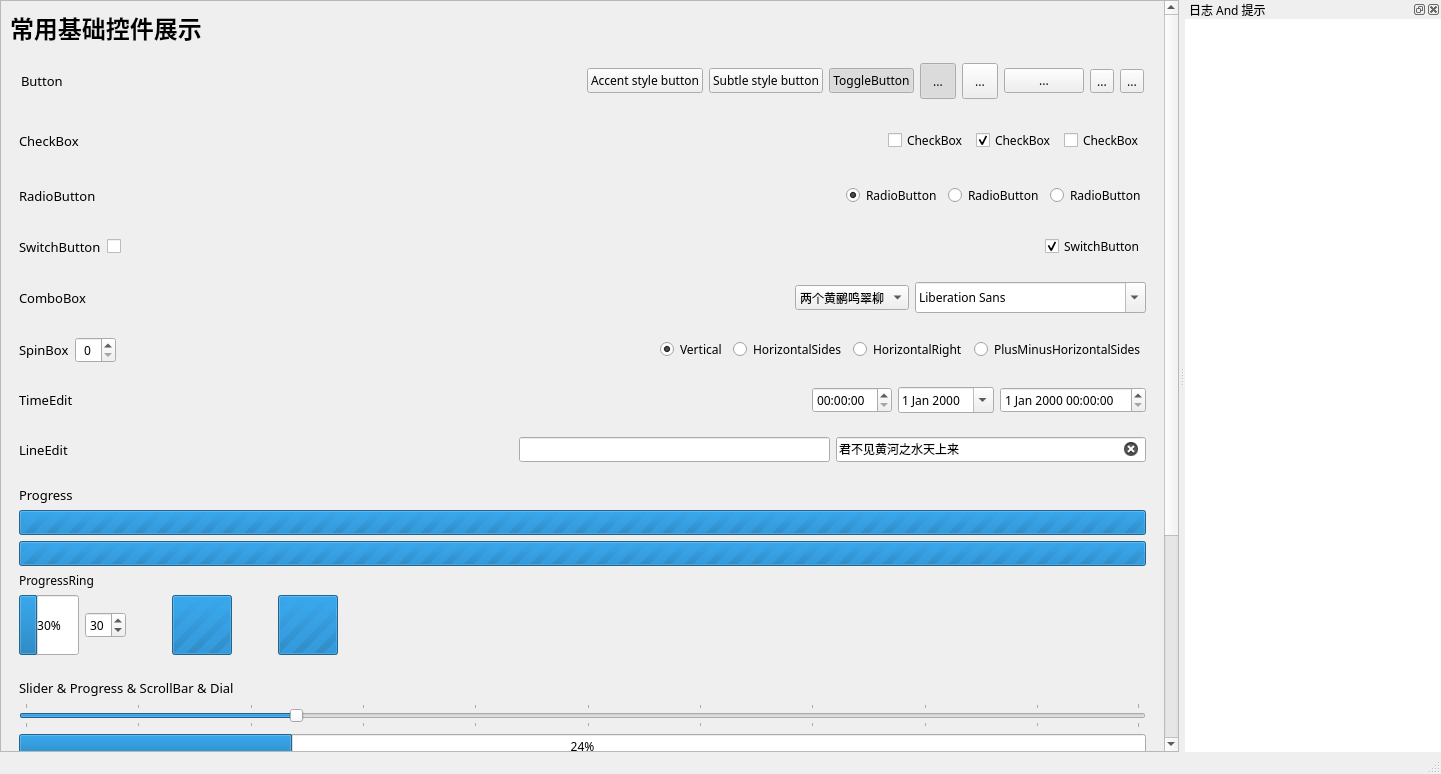
Above: Examples/Gallery/mainwindow.ui from XHY-ChuJian/FluentUIStyle before the change. Below: the same form after it.
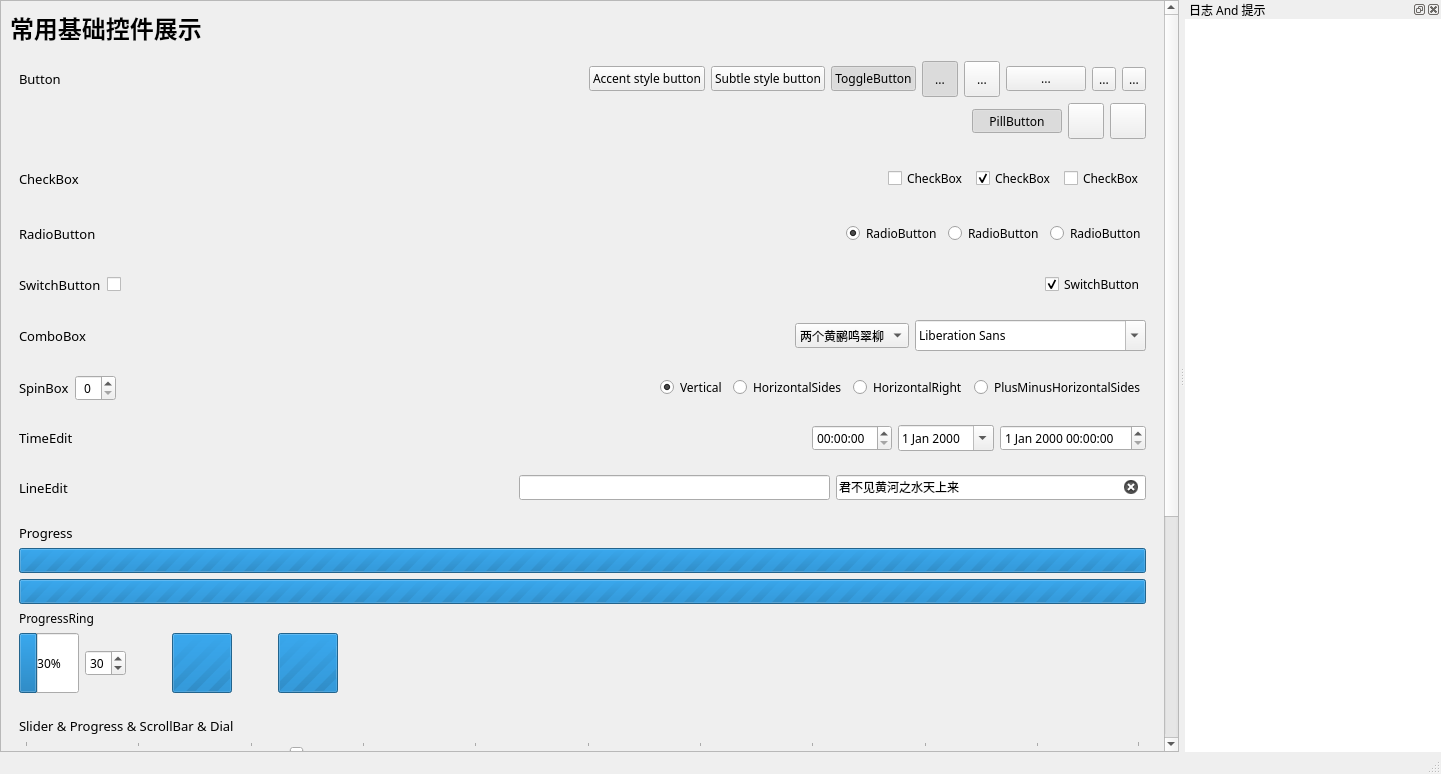
That is the form after the change. Custom widgets are drawn as their Qt base class.

Commit message:
feat: 完善 QToolButton 样式支持（Accent、形状与边框细节）
- 支持 Accent 主题色：
  使 QToolButton 完全支持 `accent` 属性（涵盖背景和文本绘制）。当按钮带有 `accent` 属性或处于 Checkable 选中状态时，自动渲染主题色背景，并将内部文本自适应反色（如白色），保证可见度。
- 移除 accent2 属性：
  清理所有历史遗留的 `accent2` 属性判断及 TODO 注释，彻底统一至单 `accent` 逻辑。
- 规范化形状常量：
  在 fluentui3styleproperties.h 中新增 ButtonShapeProperty、ButtonShapeCapsule 和 ButtonShapeCircle 静态常量，替换掉代码中相关的硬编码魔法字符串。
- 优化阴影边框细节：
  在 PE_PanelButtonBevel 绘制中，为非圆形的工具按钮补充底部 1px 的高光边框线（controlStrokeSecondary），使其与原生 WinUI 3 按钮立体质感保持一致。
- 升级 Gallery UI 示例：
  将原本固定尺寸的圆形按钮改为自适应宽度的胶囊按钮，加入文字并启用 ToolButtonTextBesideIcon，以验证复杂布局下的渲染效果。

What changed in the file:
```diff
--- a/Examples/Gallery/mainwindow.ui
+++ b/Examples/Gallery/mainwindow.ui
@@ -91,8 +91,8 @@
             <rect>
              <x>0</x>
              <y>0</y>
-             <width>1163</width>
-             <height>1164</height>
+             <width>1160</width>
+             <height>1075</height>
             </rect>
            </property>
            <property name="autoFillBackground">
@@ -1121,19 +1121,85 @@
                <item row="1" column="0" colspan="3">
                 <widget class="QWidget" name="widget" native="true">
                  <layout class="QGridLayout" name="gridLayout_2">
-                  <property name="leftMargin">
-                   <number>11</number>
-                  </property>
-                  <property name="topMargin">
-                   <number>11</number>
-                  </property>
-                  <property name="rightMargin">
-                   <number>11</number>
-                  </property>
-                  <property name="bottomMargin">
-                   <number>11</number>
-                  </property>
-                  <item row="1" column="5">
+                  <item row="0" column="0">
+                   <widget class="QLabel" name="label">
+                    <property name="font">
+                     <font>
+                      <family>微软雅黑</family>
+                      <pointsize>10</pointsize>
+                      <bold>false</bold>
+                     </font>
+                    </property>
+                    <property name="text">
+                     <string>Button</string>
+                    </property>
+                   </widget>
+                  </item>
+                  <item row="0" column="1">
+                   <spacer name="horizontalSpacer">
+                    <property name="orientation">
+                     <enum>Qt::Horizontal</enum>
+                    </property>
+                    <property name="sizeHint" stdset="0">
+                     <size>
+                      <width>522</width>
+                      <height>20</height>
+                     </size>
+                    </property>
+                   </spacer>
+                  </item>
+                  <item row="0" column="2">
+                   <widget class="QPushButton" name="pushButton_2">
+                    <property name="minimumSize">
+                     <size>
+                      <width>0</width>
+                      <height>0</height>
+                     </size>
+                    </property>
+                    <property name="text">
+                     <string>Accent style button</string>
+                    </property>
+                    <property name="accent" stdset="0">
+                     <bool>true</bool>
+                    </property>
+                   </widget>
+                  </item>
+                  <item row="0" column="3">
+                   <widget class="QPushButton" name="pushButton">
+                    <property name="minimumSize">
+                     <size>
+                      <width>0</width>
+                      <height>0</height>
+                     </size>
+                    </property>
+                    <property name="text">
+                     <string>Subtle style button</string>
+                    </property>
+                    <property name="flat">
+                     <bool>false</bool>
+                    </property>
+                   </widget>
+                  </item>
+                  <item row="0" column="4">
+                   <widget class="QPushButton" name="pushButton_3">
+                    <property name="minimumSize">
+                     <size>
+                      <width>0</width>
+                      <height>0</height>
+                     </size>
+                    </property>
+                    <property name="text">
+                     <string>ToggleButton</string>
+                    </property>
+                    <property name="checkable">
+                     <bool>true</bool>
+                    </property>
+                    <property name="checked">
+                     <bool>true</bool>
+                    </property>
+                   </widget>
+                  </item>
+                  <item row="0" column="5">
                    <widget class="QToolButton" name="tBtnAutoRaise">
                     <property name="enabled">
                      <bool>true</bool>
@@ -1164,7 +1230,7 @@
                     </property>
                    </widget>
                   </item>
-                  <item row="1" column="6">
+                  <item row="0" column="6">
                    <widget class="QToolButton" name="toolButton">
                     <property name="minimumSize">
                      <size>
@@ -1177,30 +1243,7 @@
                     </property>
                    </widget>
                   </item>
-                  <item row="1" column="8">
-                   <widget class="QToolButton" name="toolButton_3">
-                    <property name="text">
-                     <string>...</string>
-                    </property>
-                    <property name="popupMode">
-                     <enum>QToolButton::ToolButtonPopupMode::InstantPopup</enum>
-                    </property>
-                   </widget>
-                  </item>
-                  <item row="1" column="1">
-                   <spacer name="horizontalSpacer">
-                    <property name="orientation">
-                     <enum>Qt::Orientation::Horizontal</enum>
-                    </property>
-                    <property name="sizeHint" stdset="0">
-                     <size>
-                      <width>522</width>
-                      <height>20</height>
-                     </size>
-                    </property>
-                   </spacer>
-                  </item>
-                  <item row="1" column="7">
+                  <item row="0" column="7">
                    <widget class="QPushButton" name="pushButton_10">
                     <property name="minimumSize">
                      <size>
@@ -1213,75 +1256,17 @@
                     </property>
                    </widget>
                   </item>
-                  <item row="1" column="4">
-                   <widget class="QPushButton" name="pushButton_3">
-                    <property name="minimumSize">
-                     <size>
-                      <width>0</width>
-                      <height>0</height>
-                     </size>
-                    </property>
+                  <item row="0" column="8">
+                   <widget class="QToolButton" name="toolButton_3">
                     <property name="text">
-                     <string>ToggleButton</string>
+                     <string>...</string>
                     </property>
-                    <property name="checkable">
-                     <bool>true</bool>
+                    <property name="popupMode">
+                     <enum>QToolButton::InstantPopup</enum>
                     </property>
-                    <property name="checked">
-                     <bool>true</bool>
-                    </property>
                    </widget>
                   </item>
-                  <item row="1" column="0">
-                   <widget class="QLabel" name="label">
-                    <property name="font">
-                     <font>
-                      <family>微软雅黑</family>
-                      <pointsize>10</pointsize>
-                      <bold>false</bold>
-                     </font>
-                    </property>
-                    <property name="text">
-                     <string>Button</string>
-                    </property>
-                   </widget>
-                  </item>
-                  <item row="1" column="3">
-                   <widget class="QPushButton" name="pushButton">
-                    <property name="minimumSize">
-                     <size>
-                      <width>0</width>
-                      <height>0</height>
-                     </size>
-                    </property>
-                    <property name="text">
-                     <string>Subtle style button</string>
-                    </property>
-                    <property name="flat">
-                     <bool>false</bool>
-                    </property>
-                   </widget>
-                  </item>
-                  <item row="1" column="2">
-                   <widget class="QPushButton" name="pushButton_2">
-                    <property name="minimumSize">
-                     <size>
-                      <width>0</width>
-                      <height>0</height>
-                     </size>
-                    </property>
-                    <property name="text">
-                     <string>Accent style button</string>
-                    </property>
-                    <property name="accent" stdset="0">
-                     <bool>true</bool>
-                    </property>
-                    <property name="accent2" stdset="0">
-                     <bool>true</bool>
-                    </property>
-                   </widget>
-                  </item>
-                  <item row="1" column="9">
+                  <item row="0" column="9">
                    <widget class="QToolButton" name="toolButton_4">
                     <property name="text">
                      <string>...</string>
@@ -1291,6 +1276,89 @@
                     </property>
                    </widget>
                   </item>
+                  <item row="1" column="0" colspan="10">
+                   <layout class="QHBoxLayout" name="horizontalLayout_4">
+                    <item>
+                     <spacer name="horizontalSpacer_15">
+                      <property name="orientation">
+                       <enum>Qt::Horizontal</enum>
+                      </property>
+                      <property name="sizeHint" stdset="0">
+                       <size>
+                        <width>799</width>
+                        <height>19</height>
+                       </size>
+                      </property>
+                     </spacer>
+                    </item>
+                    <item>
+                     <widget class="QToolButton" name="toolButton_2">
+                      <property name="minimumSize">
+                       <size>
+                        <width>90</width>
+                        <height>0</height>
+                       </size>
+                      </property>
+                      <property name="text">
+                       <string>PillButton</string>
+                      </property>
+                      <property name="checkable">
+                       <bool>true</bool>
+                      </property>
+                      <property name="checked">
+                       <bool>true</bool>
+                      </property>
+                      <property name="buttonShape" stdset="0">
+                       <string>capsule</string>
+                      </property>
+                     </widget>
+                    </item>
+                    <item>
+                     <widget class="QToolButton" name="circleBtn">
+                      <property name="minimumSize">
+                       <size>
+                        <width>36</width>
+                        <height>36</height>
+                       </size>
+                      </property>
+                      <property name="maximumSize">
+                       <size>
+                        <width>16777215</width>
+                        <height>36</height>
+                       </size>
+                      </property>
+                      <property name="text">
+                       <string/>
+                      </property>
+                      <property name="toolButtonStyle">
+                       <enum>Qt::ToolButtonIconOnly</enum>
+                      </property>
+                      <property name="buttonShape" stdset="0">
+                       <string>circle</string>
+                      </property>
+                     </widget>
+                    </item>
+                    <item>
+                     <widget class="QToolButton" name="circleBtn2">
+                      <property name="minimumSize">
+                       <size>
+                        <width>36</width>
+                        <height>36</height>
+                       </size>
+                      </property>
+                      <property name="maximumSize">
+                       <size>
+                        <width>36</width>
+                        <height>36</height>
+                       </size>
+                      </property>
+                      <property name="buttonShape" stdset="0">
+                       <string>circle</string>
+                      </property>
+                     </widget>
+                    </item>
+                   </layout>
+                  </item>
                  </layout>
                 </widget>
                </item>
```
Left out of the diff: 164 changed lines with no effect on the pictures. The commit also changes 4 other files.
